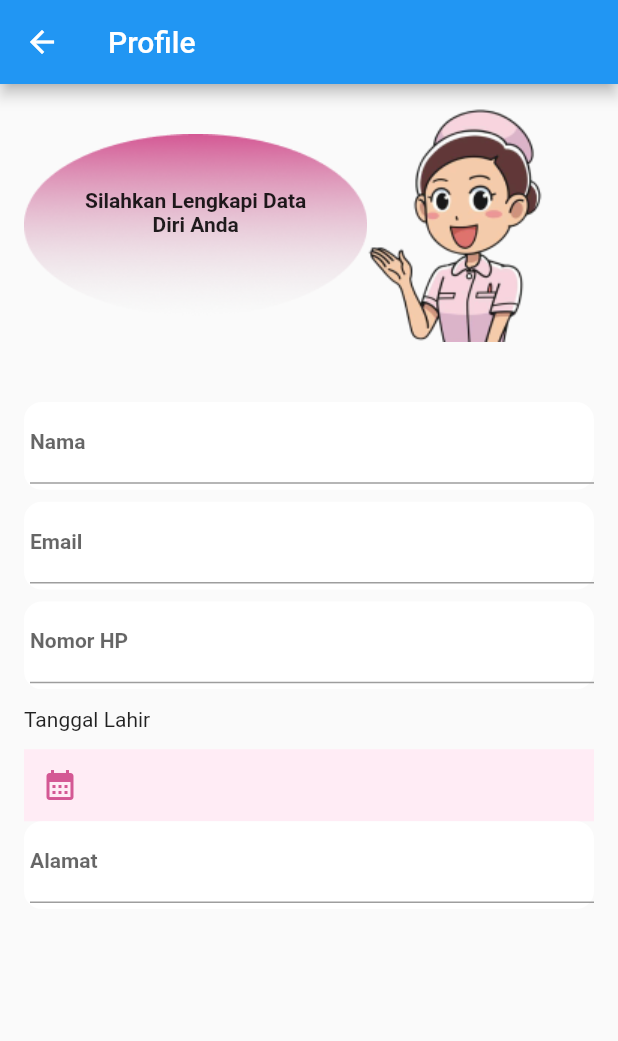
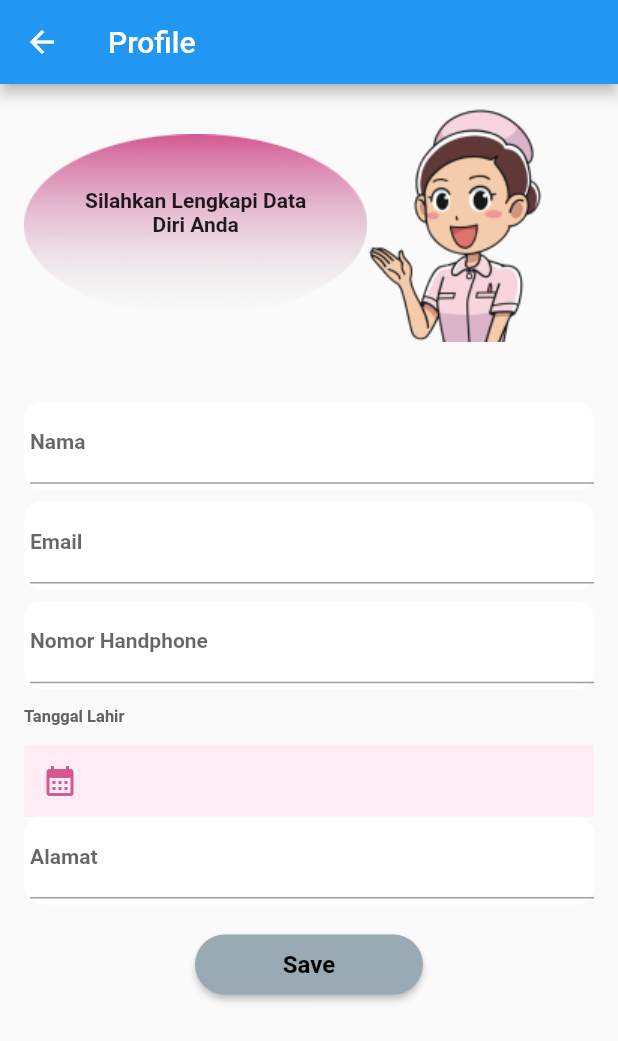
Before and after one commit to ddddddwwwwiiiaap/055_AplikasiPendaftaranKlinik, a Flutter app: the ProfileAdmin screen opened directly with empty values, on a phone screen of 412 x 824 dp. Shown: the top 1041 px of the screen. Run offline on Flutter 3.47's test engine with Material 2 defaults, Android fonts, the phone set to English and light mode, and no system bars; our stand-ins replace cloud_firestore, firebase_auth, firebase_core; accounts and stored records are empty.

Commit message:
Add Update Profile_Admin & Fix user_model

```diff
--- a/lib/model/user_model.dart
+++ b/lib/model/user_model.dart
@@ -7,7 +7,6 @@ class UserModel {
   String email;
   String role;
   String nomorhp;
-  String jekel;
   String tglLahir;
   String alamat;
   int noAntrian;
@@ -18,7 +17,6 @@ class UserModel {
     required this.email,
     required this.role,
     required this.nomorhp,
-    required this.jekel,
     required this.tglLahir,
     required this.alamat,
     required this.noAntrian,
@@ -32,7 +30,6 @@ class UserModel {
       'email': email,
       'role': role,
       'nomorhp': nomorhp,
-      'jekel': jekel,
       'tglLahir': tglLahir,
       'alamat': alamat,
       'noAntrian': noAntrian,
@@ -47,7 +44,6 @@ class UserModel {
       email: map['email'] as String,
       role: map['role'] as String,
       nomorhp: map['nomorhp'] as String,
-      jekel: map['jekel'] as String,
       tglLahir: map['tglLahir'] as String,
       alamat: map['alamat'] as String,
       noAntrian: map['noAntrian'] as int,
--- a/lib/utils/constants.dart
+++ b/lib/utils/constants.dart
@@ -18,6 +18,8 @@ const String textYa = "Ya";
 const String textTidak = "Tidak";
 const String textDeskripsiProfile = "Silahkan Lengkapi Data\nDiri Anda";
 const String textNama = "Nama";
-const String textNomorHP = "Nomor HP";
+const String textNomorHP = "Nomor Handphone";
 const String textAlamat = "Alamat";
+const String textTglLahir = "Tanggal Lahir";
 const String textButtonSave = "Save";
+const String titleSuccess = "Berhasil";
--- a/lib/view/admin/profile_admin.dart
+++ b/lib/view/admin/profile_admin.dart
@@ -1,3 +1,4 @@
+import 'package:aplikasipendaftaranklinik/controller/auth_controller.dart';
 import 'package:aplikasipendaftaranklinik/model/user_model.dart';
 import 'package:aplikasipendaftaranklinik/themes/custom_colors.dart';
 import 'package:aplikasipendaftaranklinik/themes/material_colors.dart';
@@ -11,7 +12,6 @@ class ProfileAdmin extends StatefulWidget {
   String? email;
   String? role;
   String? nomorhp;
-  String? jekel;
   String? tglLahir;
   String? alamat;
   final bool isEdit;
@@ -22,7 +22,6 @@ class ProfileAdmin extends StatefulWidget {
       this.email,
       this.role,
       this.nomorhp,
-      this.jekel,
       this.tglLahir,
       this.alamat,
       required this.isEdit})
@@ -33,6 +32,7 @@ class ProfileAdmin extends StatefulWidget {
 }
 
 class _ProfileAdminState extends State<ProfileAdmin> {
+  var auth = AuthController(isEdit: true);
   String? uId;
   String? nama;
   String? email;
@@ -47,12 +47,6 @@ class _ProfileAdminState extends State<ProfileAdmin> {
   final TextEditingController _tglLahir = TextEditingController();
   final TextEditingController _alamat = TextEditingController();
 
-  var selectedJekel = [
-    'Laki-laki',
-    'Perempuan',
-  ];
-
-  String? jekel;
   DateTime selectedDate = DateTime.now();
   String? setDate, setTime;
 
@@ -78,7 +72,6 @@ class _ProfileAdminState extends State<ProfileAdmin> {
         nama = widget.nama!;
         email = widget.email!;
         nomorhp = widget.nomorhp!;
-        jekel = widget.jekel!;
         tglLahir = widget.tglLahir!;
         alamat = widget.alamat!;
         _nama.text = widget.nama!;
@@ -105,6 +98,7 @@ class _ProfileAdminState extends State<ProfileAdmin> {
             children: [
               buildHeader(size),
               buildFormProfile(size),
+              buildButtonSave()
             ],
           ),
         ),
@@ -179,7 +173,9 @@ class _ProfileAdminState extends State<ProfileAdmin> {
             margin: const EdgeInsets.fromLTRB(16, 0, 16, 8),
             padding: const EdgeInsets.only(left: 4, bottom: 4),
             decoration: BoxDecoration(
-                borderRadius: BorderRadius.circular(12), color: Colors.white),
+              borderRadius: BorderRadius.circular(12),
+              color: Colors.white,
+            ),
             child: TextFormField(
               controller: _email,
               keyboardType: TextInputType.emailAddress,
@@ -206,12 +202,17 @@ class _ProfileAdminState extends State<ProfileAdmin> {
             margin: const EdgeInsets.fromLTRB(16, 0, 16, 8),
             padding: const EdgeInsets.only(left: 4, bottom: 4),
             decoration: BoxDecoration(
-                borderRadius: BorderRadius.circular(12), color: Colors.white),
+              borderRadius: BorderRadius.circular(12),
+              color: Colors.white,
+            ),
             child: TextFormField(
               controller: _nomorhp,
               keyboardType: TextInputType.phone,
               textInputAction: TextInputAction.next,
-              style: const TextStyle(fontSize: 14, fontWeight: FontWeight.bold),
+              style: const TextStyle(
+                fontSize: 14,
+                fontWeight: FontWeight.bold,
+              ),
               decoration: const InputDecoration(
                 labelText: textNomorHP,
               ),
@@ -232,8 +233,12 @@ class _ProfileAdminState extends State<ProfileAdmin> {
           const Padding(
             padding: EdgeInsets.only(left: 16, top: 4, bottom: 4),
             child: Text(
-              "Tanggal Lahir",
-              style: TextStyle(),
+              textTglLahir,
+              style: TextStyle(
+                fontSize: 11,
+                fontWeight: FontWeight.bold,
+                color: Color.fromARGB(255, 99, 98, 98),
+              ),
             ),
           ),
           InkWell(
@@ -299,4 +304,42 @@ class _ProfileAdminState extends State<ProfileAdmin> {
       ),
     );
   }
+
+  Widget buildButtonSave() {
+    return ElevatedButton(
+      onPressed: () async {
+        UserModel? profileAdmin = await auth.updateProfileAdmin(
+          nama!,
+          email!,
+          nomorhp!,
+          tglLahir!,
+          alamat!,
+          context,
+        );
+        if (profileAdmin != null) {}
+      },
+      style: ButtonStyle(
+        backgroundColor: const MaterialStatePropertyAll(colorButton),
+        shape: MaterialStatePropertyAll(
+          RoundedRectangleBorder(
+            borderRadius: BorderRadius.circular(24),
+          ),
+        ),
+      ),
+      child: Container(
+        width: 120,
+        height: 40,
+        child: const Center(
+          child: Text(
+            textButtonSave,
+            style: TextStyle(
+              color: Colors.black,
+              fontWeight: FontWeight.bold,
+              fontSize: 16,
+            ),
+          ),
+        ),
+      ),
+    );
+  }
 }
--- a/lib/view/login.dart
+++ b/lib/view/login.dart
@@ -15,7 +15,7 @@ class Login extends StatefulWidget {
 
 class _LoginState extends State<Login> {
   final formkey = GlobalKey<FormState>();
-  final authCtr = AuthController();
+  final authCtr = AuthController(isEdit: false);
   String? email;
   String? password;
 
--- a/lib/view/register.dart
+++ b/lib/view/register.dart
@@ -15,7 +15,7 @@ class Register extends StatefulWidget {
 
 class _RegisterState extends State<Register> {
   final formkey = GlobalKey<FormState>();
-  final authCtr = AuthController();
+  final authCtr = AuthController(isEdit: false);
   String? nama;
   String? email;
   String? password;
@@ -307,10 +307,12 @@ class _RegisterState extends State<Register> {
               nama!,
               role = 'pasien',
             );
+            // ignore: use_build_context_synchronously
             Navigator.pop(context);
             if (registeredUser != null) {
               signUpDialog();
             } else {
+              // ignore: use_build_context_synchronously
               showDialog(
                 context: context,
                 builder: (_) => AlertDialog(
--- a/lib/view/role.dart
+++ b/lib/view/role.dart
@@ -13,7 +13,7 @@ class Role extends StatefulWidget {
 }
 
 class _RoleState extends State<Role> {
-  final authCtr = AuthController();
+  final authCtr = AuthController(isEdit: false);
 
   @override
   void initState() {
```
Also changed, not shown: lib/controller/auth_controller.dart (+70 -3 lines), lib/view/admin/homepage_admin.dart (+9 -6 lines), lib/view/pasien/homepage_pasien.dart (+5 -2 lines).
